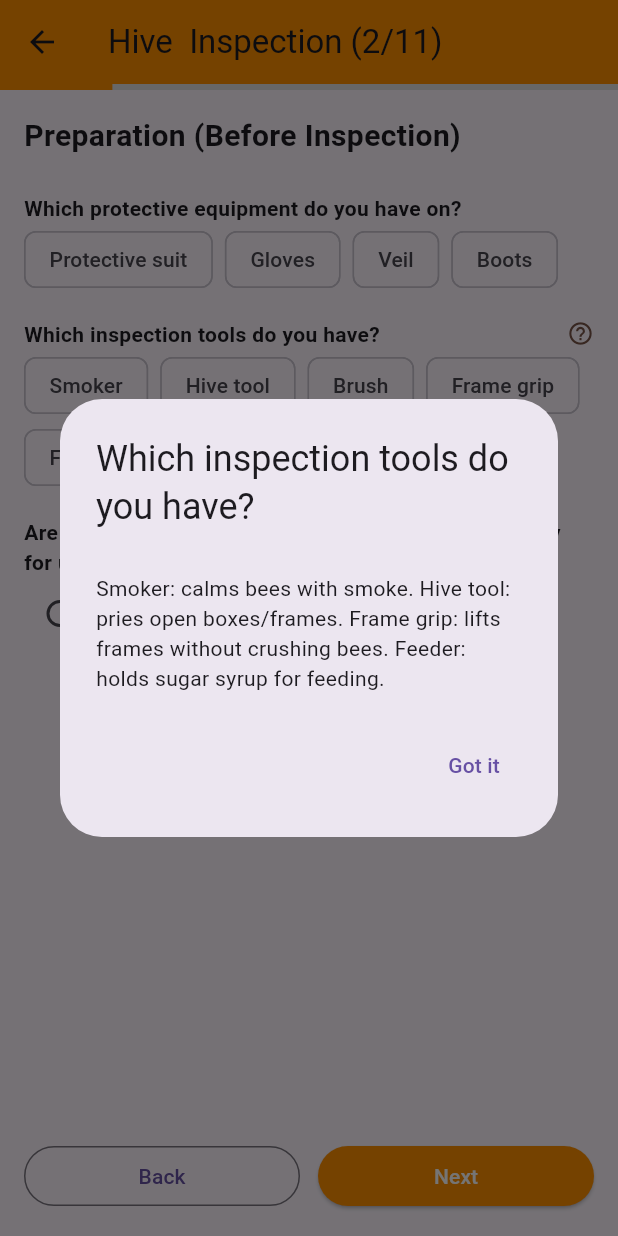
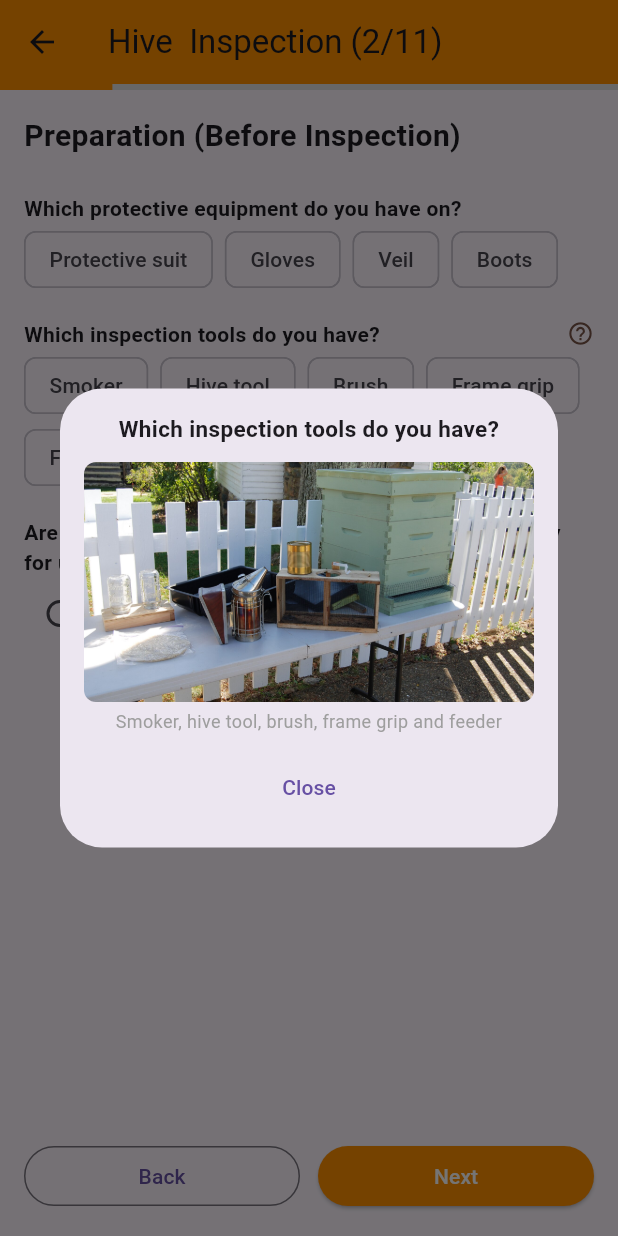
Before and after one commit to ademnea/smartHiveInspector, a Flutter app: the InspectionFlowScreen screen opened directly with empty values, after a tap on "Next", after a tap on the "help outline" icon, on a phone screen of 412 x 824 dp. Run offline on Flutter 3.47's test engine with Material 3 defaults, Android fonts, the phone set to English and light mode, and no system bars; our stand-ins replace cached_network_image, carousel_slider, chewie, connectivity_plus, fl_chart, flutter_local_notifications and 20 more; missing offline and left inert: ffmpeg_kit_flutter_new, flutter_background_service, flutter_echarts, tflite_flutter; accounts and stored records are empty; network calls fail.

Commit message:
Apiarist App

```diff
--- a/lib/Services/token_storage.dart
+++ b/lib/Services/token_storage.dart
@@ -32,8 +32,9 @@ class TokenStorage {
       await prefs.setString(_displayNameKey, displayName);
     }
     if (role != null) await prefs.setString(_roleKey, role);
-    if (profile != null)
+    if (profile != null) {
       await prefs.setString(_profileKey, jsonEncode(profile));
+    }
     if (refreshToken != null) {
       await prefs.setString(_refreshTokenKey, refreshToken);
     }
--- a/lib/analytics/foraging_analysis/time_based_return_rate.dart
+++ b/lib/analytics/foraging_analysis/time_based_return_rate.dart
@@ -1,7 +1,6 @@
 import 'package:sqflite/sqflite.dart';
 import 'package:path/path.dart';
 import 'package:intl/intl.dart';
-import 'package:HPGM/bee_counter/bee_counter_model.dart';
 
 class TimeBasedReturnRateDatabase {
   static final TimeBasedReturnRateDatabase instance =
--- a/lib/bee_counter/report_chart_generator.dart
+++ b/lib/bee_counter/report_chart_generator.dart
@@ -146,8 +146,9 @@ class ReportChartGenerator {
 
       if (metric.temperature < minTemp) minTemp = metric.temperature;
       if (metric.temperature > maxTemp) maxTemp = metric.temperature;
-      if (metric.efficiencyScore > maxEfficiency)
+      if (metric.efficiencyScore > maxEfficiency) {
         maxEfficiency = metric.efficiencyScore;
+      }
     }
 
     // Add padding to ranges
--- a/lib/inspection/inspection_flow_screen.dart
+++ b/lib/inspection/inspection_flow_screen.dart
@@ -22,7 +22,25 @@ class _InspectionFlowScreenState extends State<InspectionFlowScreen> {
   int _currentPage = 0;
   final Map<String, dynamic> _answers = {};
   double? _currentTemperature;
-
+  // Labels shown under each help image, keyed by field id
+  static const Map<String, List<String>> _helpImageLabels = {
+    'inspectionTools': ['Smoker, hive tool, brush, frame grip and feeder'],
+    'queenPresent': [
+      'The queen (longer body, bigger abdomen) among worker bees',
+    ],
+    'freshEggs': ['Tiny white eggs standing upright in cell bottoms'],
+    'queenCellsPresent': ['Large peanut-shaped queen cells on the frame'],
+    'larvaeColour': ['Healthy white larvae curled in open cells'],
+    'broodCapCondition': [
+      'Flat healthy caps (left)',
+      'Sunken/diseased caps (right)',
+    ],
+    'broodPattern': [
+      'Tight solid brood pattern (healthy)',
+      'Patchy scattered brood pattern (problem)',
+    ],
+    'pestTypes': ['Varroa mite on a bee — reddish-brown oval dot'],
+  };
   @override
   void initState() {
     super.initState();
@@ -219,7 +237,7 @@ class _InspectionFlowScreenState extends State<InspectionFlowScreen> {
               ),
             ),
           const SizedBox(height: 16),
-          ...page.fields.map((field) => _buildField(field)).toList(),
+          ...page.fields.map((field) => _buildField(field)),
           if (page.title == 'General Information & Weather')
             Padding(
               padding: const EdgeInsets.only(top: 16.0),
@@ -257,39 +275,80 @@ class _InspectionFlowScreenState extends State<InspectionFlowScreen> {
   }
 
   void _showHelpDialog(InspectionField field) {
+    final images = field.helpImageAssets ?? [];
+    final labels = _helpImageLabels[field.id] ?? [];
+
     showDialog(
       context: context,
       builder:
-          (context) => AlertDialog(
-            title: Text(field.question),
-            content: SingleChildScrollView(
+          (context) => Dialog(
+            child: Padding(
+              padding: const EdgeInsets.all(16.0),
               child: Column(
                 mainAxisSize: MainAxisSize.min,
-                crossAxisAlignment: CrossAxisAlignment.start,
                 children: [
-                  if (field.helpImageAsset != null)
-                    Padding(
+                  Text(
+                    field.question,
+                    style: const TextStyle(
+                      fontWeight: FontWeight.bold,
+                      fontSize: 15,
+                    ),
+                    textAlign: TextAlign.center,
+                  ),
+                  const SizedBox(height: 12),
+                  ConstrainedBox(
+                    constraints: const BoxConstraints(maxHeight: 400),
+                    child: SingleChildScrollView(
+                      child: Column(
+                        children: List.generate(images.length, (i) {
+                          return Padding(
                             padding: const EdgeInsets.only(bottom: 12.0),
-                      child: ClipRRect(
+                            child: Column(
+                              children: [
+                                ClipRRect(
                                   borderRadius: BorderRadius.circular(8),
                                   child: Image.asset(
-                          field.helpImageAsset!,
+                                    images[i],
+                                    height: 160,
+                                    width: double.infinity,
+                                    fit: BoxFit.cover,
                                     errorBuilder:
                                         (context, error, stackTrace) =>
-                                  const SizedBox.shrink(),
+                                            Container(
+                                              height: 80,
+                                              color: Colors.grey[200],
+                                              child: const Center(
+                                                child: Text('Image not found'),
                                               ),
                                             ),
                                   ),
-                  if (field.helpText != null) Text(field.helpText!),
+                                ),
+                                if (i < labels.length)
+                                  Padding(
+                                    padding: const EdgeInsets.only(top: 4.0),
+                                    child: Text(
+                                      labels[i],
+                                      style: const TextStyle(
+                                        fontSize: 12,
+                                        color: Colors.grey,
+                                      ),
+                                      textAlign: TextAlign.center,
+                                    ),
+                                  ),
+                              ],
+                            ),
+                          );
+                        }),
+                      ),
+                    ),
+                  ),
+                  TextButton(
+                    onPressed: () => Navigator.pop(context),
+                    child: const Text('Close'),
+                  ),
                 ],
               ),
             ),
-            actions: [
-              TextButton(
-                onPressed: () => Navigator.pop(context),
-                child: const Text('Got it'),
-              ),
-            ],
           ),
     );
   }
--- a/lib/inspection/inspection_model.dart
+++ b/lib/inspection/inspection_model.dart
@@ -9,8 +9,7 @@ class InspectionField {
   final String? showIfValue;
   final bool hasOtherOption; // shows a text box if "Other" is selected
   final String? helpText; // shown in the info popup
-  final String? helpImageAsset; // asset path for the info popup image
-
+  final List<String>? helpImageAssets; // multiple images for the popup
   InspectionField({
     required this.id,
     required this.question,
@@ -20,7 +19,7 @@ class InspectionField {
     this.showIfValue,
     this.hasOtherOption = false,
     this.helpText,
-    this.helpImageAsset,
+    this.helpImageAssets,
   });
 }
 
@@ -110,7 +109,7 @@ final List<InspectionPage> inspectionPages = [
         options: ['Smoker', 'Hive tool', 'Brush', 'Frame grip', 'Feeder'],
         helpText:
             'Smoker: calms bees with smoke. Hive tool: pries open boxes/frames. Frame grip: lifts frames without crushing bees. Feeder: holds sugar syrup for feeding.',
-        helpImageAsset: 'assets/help/inspection_tools.png',
+        helpImageAssets: ['assets/help/inspection_tools.jpg'],
       ),
       InspectionField(
         id: 'toolsClean',
@@ -149,8 +148,7 @@ final List<InspectionPage> inspectionPages = [
       ),
       InspectionField(
         id: 'entranceBlocked',
-        question:
-            'Is the hive entrance blocked by debris, wax, dead bees, or pests?',
+        question: 'Is the hive entrance blocked?',
         type: FieldType.yesNo,
       ),
       InspectionField(
@@ -209,8 +207,7 @@ final List<InspectionPage> inspectionPages = [
 
       InspectionField(
         id: 'hiveClean',
-        question:
-            'Is the inside of the hive clean (free from dirt, mold, excess wax, or dead bees)?',
+        question: 'Is the inside of the hive clean ?',
         type: FieldType.yesNo,
       ),
       InspectionField(
@@ -250,7 +247,7 @@ final List<InspectionPage> inspectionPages = [
         type: FieldType.yesNo,
         helpText:
             'The queen is the largest bee in the colony, with a long body and longer abdomen than worker bees.',
-        helpImageAsset: 'assets/help/queen_bee.png',
+        helpImageAssets: ['assets/help/queen_bee.jpg'],
       ),
       InspectionField(
         id: 'freshEggs',
@@ -258,7 +255,7 @@ final List<InspectionPage> inspectionPages = [
         type: FieldType.yesNo,
         helpText:
             'Fresh eggs look like tiny white grains of rice standing upright in the bottom of empty cells.',
-        helpImageAsset: 'assets/help/bee_eggs.png',
+        helpImageAssets: ['assets/help/bee_eggs.jpg'],
       ),
       InspectionField(
         id: 'queenCondition',
@@ -282,7 +279,7 @@ final List<InspectionPage> inspectionPages = [
         type: FieldType.yesNo,
         helpText:
             'Queen cells are large, peanut-shaped cells hanging off the frame, much bigger than regular cells.',
-        helpImageAsset: 'assets/help/queen_cells.png',
+        helpImageAssets: ['assets/help/queen_cells.jpg'],
       ),
       InspectionField(
         id: 'multipleEggsPerCell',
@@ -301,7 +298,7 @@ final List<InspectionPage> inspectionPages = [
         options: ['White', 'Yellow', 'Brown', 'Grey'],
         helpText:
             'Larvae are small white grub-like shapes curled in the bottom of open cells.',
-        helpImageAsset: 'assets/help/larvae.png',
+        helpImageAssets: ['assets/help/larvae_healthy.jpg'],
       ),
       InspectionField(
         id: 'broodCapCondition',
@@ -310,7 +307,10 @@ final List<InspectionPage> inspectionPages = [
         options: ['Flat', 'Sunken'],
         helpText:
             'Brood caps are the wax coverings sealing developing bees inside their cells. Healthy caps are flat; sunken or dented caps can signal disease.',
-        helpImageAsset: 'assets/help/brood_caps.png',
+        helpImageAssets: [
+          'assets/help/brood_caps_flat.jpg',
+          'assets/help/brood_caps_sunken.jpg',
+        ],
       ),
       InspectionField(
         id: 'damagedBrood',
@@ -329,7 +329,10 @@ final List<InspectionPage> inspectionPages = [
         ],
         helpText:
             'Brood pattern refers to how closely packed capped brood cells are on a frame. A tight, solid pattern is a sign of a healthy, productive queen.',
-        helpImageAsset: 'assets/help/brood_pattern.png',
+        helpImageAssets: [
+          'assets/help/brood_pattern_tight.jpg',
+          'assets/help/brood_pattern_patchy.jpg',
+        ],
       ),
     ],
   ),
@@ -397,7 +400,7 @@ final List<InspectionPage> inspectionPages = [
         showIfValue: 'Yes',
         helpText:
             'Varroa mites are small reddish-brown oval pests attached to bees or visible in brood cells — a major threat to colony health.',
-        helpImageAsset: 'assets/help/varroa_mites.png',
+        helpImageAssets: ['assets/help/varroa_mites.jpg'],
       ),
       InspectionField(
         id: 'pestOtherText',
--- a/lib/register.dart
+++ b/lib/register.dart
@@ -166,8 +166,9 @@ class _RegisterPageState extends State<RegisterPage> {
   String? _validatePassword(String? v) {
     if (v == null || v.isEmpty) return 'Password is required';
     if (v.length < 8) return 'Password must be at least 8 characters';
-    if (!v.contains(RegExp(r'[A-Z]')))
+    if (!v.contains(RegExp(r'[A-Z]'))) {
       return 'Add at least one uppercase letter';
+    }
     if (!v.contains(RegExp(r'[0-9]'))) return 'Add at least one number';
     return null;
   }
--- a/pubspec.yaml
+++ b/pubspec.yaml
@@ -30,6 +30,7 @@ environment:
 dependencies:
   flutter:
     sdk: flutter
+
   flutter_map: ^6.1.0
   latlong2: ^0.9.0
   geocoding: ^2.1.0
@@ -151,6 +152,7 @@ flutter:
     - assets/images/
     - assets/plants/
     - assets/supplements/
+    - assets/help/
   #   - images/a_dot_burr.jpeg
   #   - images/a_dot_ham.jpeg
 
```
Also changed, not shown: assets/help/bee_eggs.jpg (added), assets/help/brood_caps_flat.jpg (added), assets/help/brood_caps_sunken.jpg (added), assets/help/brood_pattern_patchy.jpg (added), assets/help/brood_pattern_tight.jpg (added), assets/help/inspection_tools.jpg (added), assets/help/larvae_healthy.jpg (added), assets/help/queen_bee.jpg (added), assets/help/queen_cells.jpg (added), assets/help/varroa_mites.jpg (added). Lines whose indentation alone changed are shown as unchanged.
